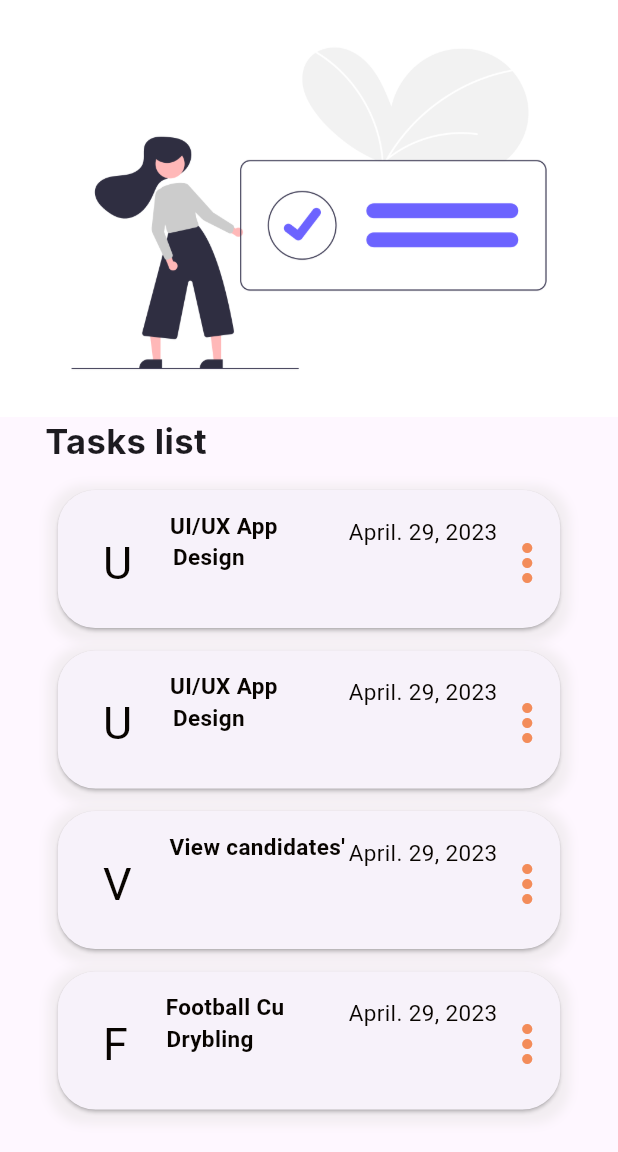
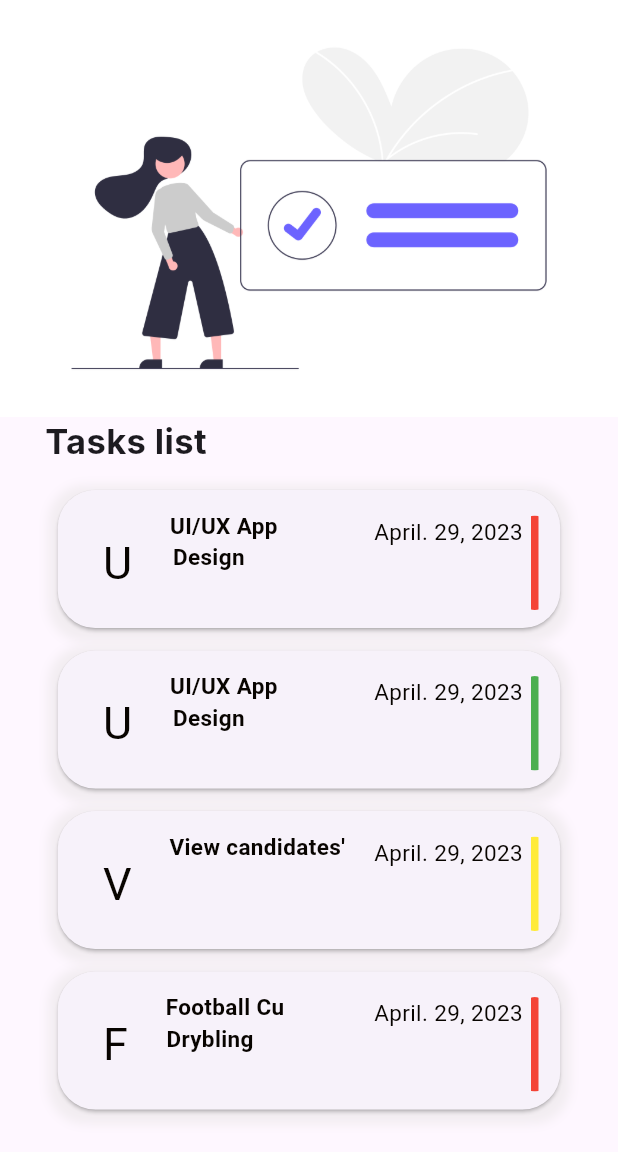
Before and after one commit to mihretgold/2023-project-phase-mobile-tasks, a Flutter app: the screen it shows after launch, on a phone screen of 412 x 824 dp, the part 84-1236 px from its top. Run offline on Flutter 3.47's test engine with Material 2 defaults, Android fonts, the phone set to English and light mode, and no system bars; our stand-ins replace flutter_svg; Roboto replaces fonts that are missing (Inter).

Commit message:
fix(mobile) : Add Vertical Dividers to todo_list_frame

```diff
--- a/on-boarding/todo_list/lib/task_list_frame.dart
+++ b/on-boarding/todo_list/lib/task_list_frame.dart
@@ -1,4 +1,10 @@
 import 'package:flutter/material.dart';
+
+Map<String, Color> colorMap = {
+  'red': Colors.red,
+  'green': Colors.green,
+  'yellow': Colors.yellow,
+};
 
 class TaskListFrame extends StatelessWidget {
   const TaskListFrame(
@@ -89,13 +95,18 @@ class TaskListFrame extends StatelessWidget {
                   ),
                 ],
               ),
-              const Row(
+              Row(
                 mainAxisAlignment: MainAxisAlignment.end,
                 children: [
-                  Icon(
-                    Icons.more_vert_sharp,
-                    color: Color.fromARGB(255, 243, 140, 89),
-                    size: 40,
+                  Padding(
+                    padding: const EdgeInsets.fromLTRB(0, 12, 7, 12),
+                    child: ClipRRect(
+                      borderRadius: BorderRadius.circular(20),
+                      child: VerticalDivider(
+                        color: colorMap[color],
+                        thickness: 5,
+                      ),
+                    ),
                   ),
                 ],
               )
--- a/on-boarding/todo_list/lib/todo_frame.dart
+++ b/on-boarding/todo_list/lib/todo_frame.dart
@@ -43,7 +43,7 @@ class TodoFrame extends StatelessWidget {
               text1: "UI/UX App",
               text2: "Design",
               date: "April. 29, 2023",
-              color: "red"),
+              color: "green"),
           const SizedBox(
             height: 7,
           ),
@@ -52,7 +52,7 @@ class TodoFrame extends StatelessWidget {
               text1: "View candidates'",
               text2: "",
               date: "April. 29, 2023",
-              color: "red"),
+              color: "yellow"),
           const SizedBox(
             height: 7,
           ),
```
Also changed, not shown: 4 other files.
